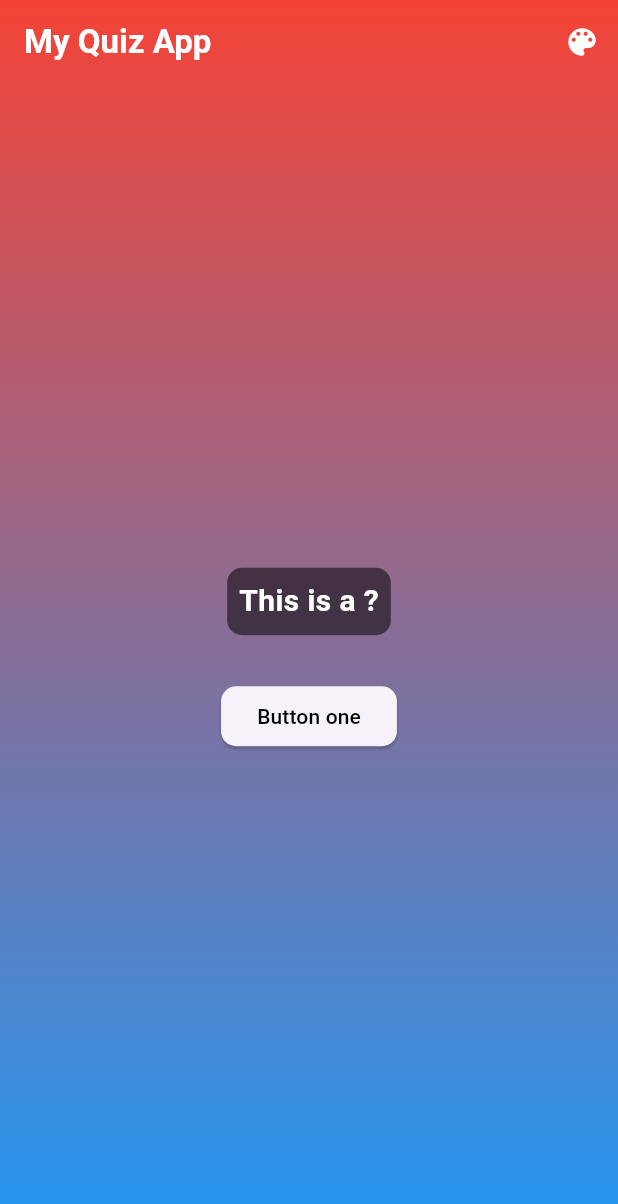
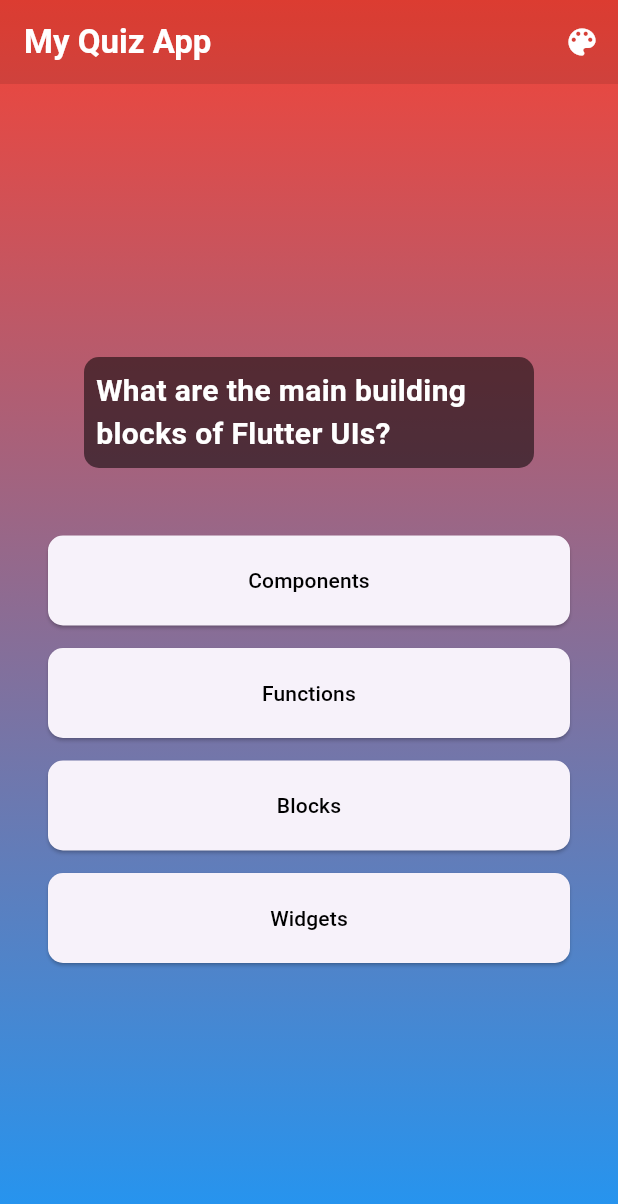
Before and after one commit to auza0002/quiz_app_flutter, a Flutter app: the screen it shows after launch, after a tap on "Get started", on a phone screen of 412 x 824 dp. Shown: the top 1204 px of the screen. Run offline on Flutter 3.47's test engine with Material 3 defaults, Android fonts, the phone set to English and light mode, and no system bars.

```diff
--- a/lib/model/quiz_model.dart
+++ b/lib/model/quiz_model.dart
@@ -3,4 +3,9 @@ class QuizModel {
 
   final String text;
   final List<String> answers;
+
+  List<String> getShuffledAnswers() {
+    final shuffledList = List.of(answers);
+    return shuffledList..shuffle();
+  }
 }
--- a/lib/widgets/answer_button.dart
+++ b/lib/widgets/answer_button.dart
@@ -4,24 +4,35 @@ class Answerbutton extends StatelessWidget {
   const Answerbutton({
     super.key,
     required this.value,
-    required this.result,
     required this.callBack,
   });
   final String value;
-  final bool result;
   final void Function() callBack;
 
   @override
   Widget build(BuildContext context) {
-    return ElevatedButton(
-      style: ElevatedButton.styleFrom(
-        foregroundColor: Colors.black,
-        shape: RoundedRectangleBorder(
-          borderRadius: BorderRadius.circular(10),
+    return Container(
+      margin: const EdgeInsets.only(top: 15),
+      child: ElevatedButton(
+        style: ElevatedButton.styleFrom(
+          foregroundColor: Colors.black,
+          shape: RoundedRectangleBorder(
+            borderRadius: BorderRadius.circular(10),
+          ),
+        ),
+        onPressed: callBack,
+        child: SizedBox(
+          width: 300,
+          child: Padding(
+            padding: const EdgeInsets.only(top: 20, bottom: 20),
+            child: Text(
+              value,
+              maxLines: 3,
+              textAlign: TextAlign.center,
+            ),
+          ),
         ),
       ),
-      onPressed: () {},
-      child: Text(value),
     );
   }
 }
--- a/lib/widgets/questions_screen.dart
+++ b/lib/widgets/questions_screen.dart
@@ -1,5 +1,6 @@
 import 'package:flutter/material.dart';
 import 'package:quiz_app/widgets/answer_button.dart';
+import 'package:quiz_app/data/questions.dart';
 
 class Questions extends StatefulWidget {
   const Questions({super.key});
@@ -9,24 +10,33 @@ class Questions extends StatefulWidget {
 }
 
 class _QuestionsState extends State<Questions> {
-  void checkValue() {}
+  void answerQuestion() {
+    setState(() {
+      // currentQuestionindex += 1;
+      currentQuestionindex++;
+    });
+  }
 
+  var currentQuestionindex = 0;
   @override
   Widget build(BuildContext context) {
+    final currentQuestions = questions[currentQuestionindex];
+
     return SizedBox(
       width: double.infinity,
       child: Column(
         mainAxisAlignment: MainAxisAlignment.center,
         children: [
           Container(
+            width: 300,
             decoration: BoxDecoration(
               color: const Color.fromARGB(136, 0, 0, 0),
               borderRadius: BorderRadius.circular(10),
             ),
             padding: const EdgeInsets.all(8.0),
-            child: const Text(
-              "This is a ?",
-              style: TextStyle(
+            child: Text(
+              currentQuestions.text,
+              style: const TextStyle(
                   fontSize: 20,
                   color: Colors.white,
                   fontWeight: FontWeight.w700),
@@ -35,11 +45,9 @@ class _QuestionsState extends State<Questions> {
           const SizedBox(
             height: 30,
           ),
-          Answerbutton(
-            result: true,
-            value: "Button one",
-            callBack: checkValue,
-          )
+          ...currentQuestions.getShuffledAnswers().map((answer) {
+            return (Answerbutton(value: answer, callBack: answerQuestion));
+          }),
         ],
       ),
     );
--- a/lib/widgets/quiz.dart
+++ b/lib/widgets/quiz.dart
@@ -1,4 +1,5 @@
 import 'package:flutter/material.dart';
+
 import 'package:quiz_app/widgets/questions_screen.dart';
 import 'package:quiz_app/widgets/start_screen.dart';
 import 'dart:math' as math;
@@ -13,25 +14,11 @@ class Quiz extends StatefulWidget {
 class QuizState extends State<Quiz> {
   var activeScreen = "start-screen";
 
-  void switchScreen() {
+  void switchScreen() async {
     setState(() {
       activeScreen = "questions-screen";
     });
   }
-
-  // Widget? activeScreen;
-  // @override
-  // void initState() {
-  //   activeScreen = StartScreen(
-  //     startQuiz: switchScreen,
-  //   );
-  //   super.initState();
-  // }
-  // void switchScreen() {
-  //   setState(() {
-  //     activeScreen = const Questions();
-  //   });
-  // }
 
   Color _colorTop = Colors.red;
   Color _colorBottom = Colors.blue;
@@ -58,11 +45,15 @@ class QuizState extends State<Quiz> {
       home: Scaffold(
         extendBodyBehindAppBar: true,
         appBar: AppBar(
-          title: const Text(
-            "My Quiz App",
-            style: TextStyle(color: Colors.white, fontWeight: FontWeight.bold),
+          title: const Align(
+            alignment: Alignment.bottomLeft,
+            child: Text(
+              "My Quiz App",
+              style:
+                  TextStyle(color: Colors.white, fontWeight: FontWeight.bold),
+            ),
           ),
-          backgroundColor: const Color.fromARGB(0, 0, 0, 0),
+          backgroundColor: const Color.fromARGB(25, 0, 0, 0),
           elevation: 0,
           actions: [
             IconButton(
--- a/lib/widgets/start_screen.dart
+++ b/lib/widgets/start_screen.dart
@@ -24,25 +24,13 @@ class _StartScreenState extends State<StartScreen> {
               // how to make the img tranparent
             ),
           ),
-          // Opacity(
-          //   opacity: 0.8,
-          //   child: Padding(
-          //     padding: const EdgeInsets.only(bottom: 30),
-          //     child: Image.asset(
-          //       "assets/images/quiz-logo.png",
-          //       width: 250,
-          //       // how to make the img tranparent
-          //     ),
-          //   ),
-          // ),
           const Text(
             "Learn Flutter the fun way",
             style: TextStyle(fontSize: 20, color: Colors.white),
           ),
-
           ElevatedButton.icon(
             onPressed: widget.startQuiz,
-            icon: const Icon(Icons.question_mark),
+            icon: const Icon(Icons.star),
             label: const Text("Get started"),
           ),
         ],
--- a/pubspec.yaml
+++ b/pubspec.yaml
@@ -34,6 +34,7 @@ dependencies:
   # The following adds the Cupertino Icons font to your application.
   # Use with the CupertinoIcons class for iOS style icons.
   cupertino_icons: ^1.0.2
+  google_fonts: ^6.1.0
 
 dev_dependencies:
   flutter_test:
```
Also changed, not shown: pubspec.lock, 7 other files.
